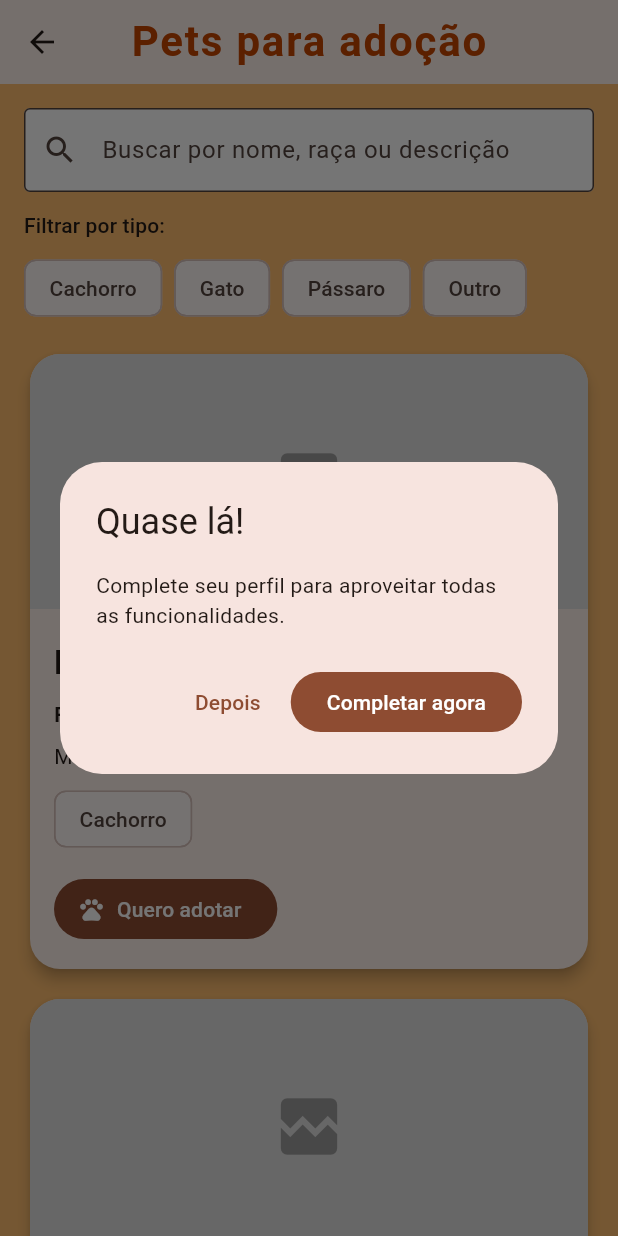
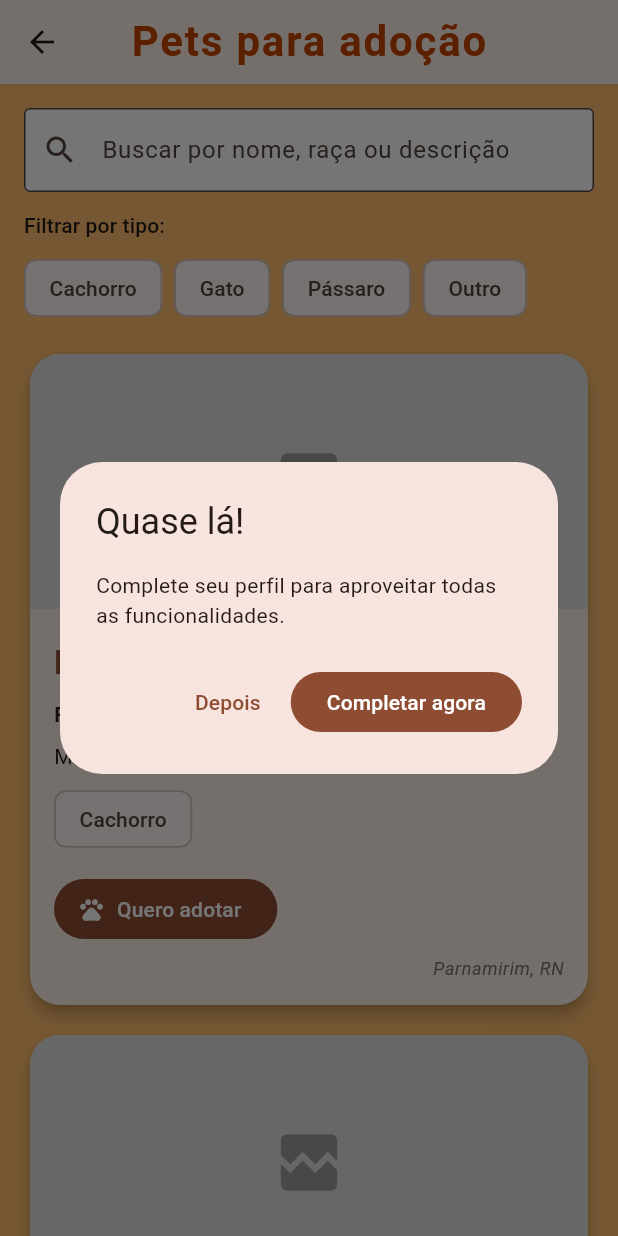
Before and after one commit to Jorgelino328/adopet-app, a Flutter app: the ProductsPage screen opened directly, on a phone screen of 412 x 824 dp. Run offline on Flutter 3.47's test engine with Material 3 defaults, Android fonts, the phone set to English and light mode, and no system bars; our stand-ins replace shared_preferences, sqflite_common_ffi; missing offline and left inert: auth0_flutter; accounts and stored records are empty; network calls fail.

Commit message:
feat: some more changes to the frontend

```diff
--- a/lib/features/products/data/pet_service.dart
+++ b/lib/features/products/data/pet_service.dart
@@ -10,6 +10,7 @@ class PetItem {
     required this.sex,
     required this.temperament,
     required this.health,
+    required this.location,
   });
 
   final String id;
@@ -22,6 +23,7 @@ class PetItem {
   final String sex;
   final String temperament;
   final String health;
+  final String location;
 }
 
 class PetApiService {
@@ -38,6 +40,7 @@ class PetApiService {
         sex: 'Fêmea',
         temperament: 'Dócil e sociável',
         health: 'Vacinada e vermifugada',
+        location: 'Parnamirim, RN',
         description: 'Muito dócil e pronta para interagir com crianças.',
         imageUrl: 'https://images.unsplash.com/photo-1518717758536-85ae29035b6d?auto=format&fit=crop&w=600&q=80',
       ),
@@ -50,6 +53,7 @@ class PetApiService {
         sex: 'Macho',
         temperament: 'Aventureiro e brincalhão',
         health: 'Castrado e saudável',
+        location: 'Natal, RN',
         description: 'Aventureiro e cheio de energia para brincar.',
         imageUrl: 'https://images.unsplash.com/photo-1511044568932-338cba0ad803?auto=format&fit=crop&w=600&q=80',
       ),
@@ -62,6 +66,7 @@ class PetApiService {
         sex: 'Macho',
         temperament: 'Curioso e muito alegre',
         health: 'Exames em dia',
+        location: 'Mossoró, RN',
         description: 'Cantora e muito curiosa.',
         imageUrl: 'https://images.unsplash.com/photo-1444464666168-49d633b86797?auto=format&fit=crop&w=600&q=80',
       ),
@@ -74,6 +79,7 @@ class PetApiService {
         sex: 'Fêmea',
         temperament: 'Calma e protetora',
         health: 'Saudável, precisa de exercícios',
+        location: 'Parnamirim, RN',
         description: 'Ideal para famílias com espaço para correr.',
         imageUrl: 'https://images.unsplash.com/photo-1517849845537-4d257902454a?auto=format&fit=crop&w=600&q=80',
       ),
@@ -86,6 +92,7 @@ class PetApiService {
         sex: 'Fêmea',
         temperament: 'Independente e carinhosa',
         health: 'Check-up concluído',
+        location: 'Natal, RN',
         description: 'Calma, carinhosa e bem independente.',
         imageUrl: 'https://images.unsplash.com/photo-1518791841217-8f162f1e1131?auto=format&fit=crop&w=600&q=80',
       ),
@@ -98,6 +105,7 @@ class PetApiService {
         sex: 'Macho',
         temperament: 'Muito ativo',
         health: 'Saúde de ferro',
+        location: 'Mossoró, RN',
         description: 'Pequeno e muito ativo à noite.',
         imageUrl: 'https://images.unsplash.com/photo-1425082661705-1834bfd09dca?q=80&w=1476&auto=format&fit=crop',
       ),
@@ -110,6 +118,7 @@ class PetApiService {
         sex: 'Macho',
         temperament: 'Companheiro e preguiçoso',
         health: 'Requer acompanhamento cardíaco',
+        location: 'Parnamirim, RN',
         description: 'Muito companheiro e ótimo para apartamentos.',
         imageUrl: 'https://images.unsplash.com/photo-1548199973-03cce0bbc87b?auto=format&fit=crop&w=600&q=80',
       ),
@@ -122,6 +131,7 @@ class PetApiService {
         sex: 'Fêmea',
         temperament: 'Elegante e tranquila',
         health: 'Necessita escovação regular',
+        location: 'Natal, RN',
         description: 'Elegante e tranquila, ótima para ambientes serenos.',
         imageUrl: 'https://images.unsplash.com/photo-1495360010541-f48722b34f7d?auto=format&fit=crop&w=600&q=80',
       ),
@@ -134,6 +144,7 @@ class PetApiService {
         sex: 'Macho',
         temperament: 'Muito pacífico',
         health: 'Excelente saúde',
+        location: 'Mossoró, RN',
         description: 'Tranquilo e adora passear no gramado.',
         imageUrl: 'https://plus.unsplash.com/premium_photo-1724311824020-d5aa35632c81?q=80&w=1470&auto=format&fit=crop',
       ),
@@ -146,6 +157,7 @@ class PetApiService {
         sex: 'Macho',
         temperament: 'Muito sociável e inteligente',
         health: 'Saúde plena',
+        location: 'Parnamirim, RN',
         description: 'Muito falador e inteligente.',
         imageUrl: 'https://images.unsplash.com/photo-1552728089-57bdde30beb3?q=80&w=725&auto=format&fit=crop',
       ),
--- a/lib/features/products/presentation/widgets/pet_card.dart
+++ b/lib/features/products/presentation/widgets/pet_card.dart
@@ -56,8 +56,10 @@ class PetCard extends StatelessWidget {
                       Expanded(
                         child: Text(
                           pet.name,
-                          style: Theme.of(context).textTheme.titleLarge
-                              ?.copyWith(fontWeight: FontWeight.bold),
+                          style: Theme.of(context).textTheme.titleLarge?.copyWith(
+                            fontWeight: FontWeight.bold,
+                            color: Theme.of(context).colorScheme.primary,
+                          ),
                         ),
                       ),
                       IconButton(
@@ -91,6 +93,17 @@ class PetCard extends StatelessWidget {
                     icon: const Icon(Icons.pets),
                     label: const Text('Quero adotar'),
                   ),
+                  const SizedBox(height: 8),
+                  Align(
+                    alignment: Alignment.centerRight,
+                    child: Text(
+                      pet.location,
+                      style: Theme.of(context).textTheme.bodySmall?.copyWith(
+                        color: Colors.grey[600],
+                        fontStyle: FontStyle.italic,
+                      ),
+                    ),
+                  ),
                 ],
               ),
             ),
```
Also changed, not shown: lib/features/home/presentation/pages/home_page.dart (+6 -3 lines), lib/features/products/presentation/pages/pet_details_page.dart (+14 -1 lines), lib/features/profile/presentation/pages/profile_page.dart (+33 -8 lines), lib/app.dart (line endings or trailing spaces).
